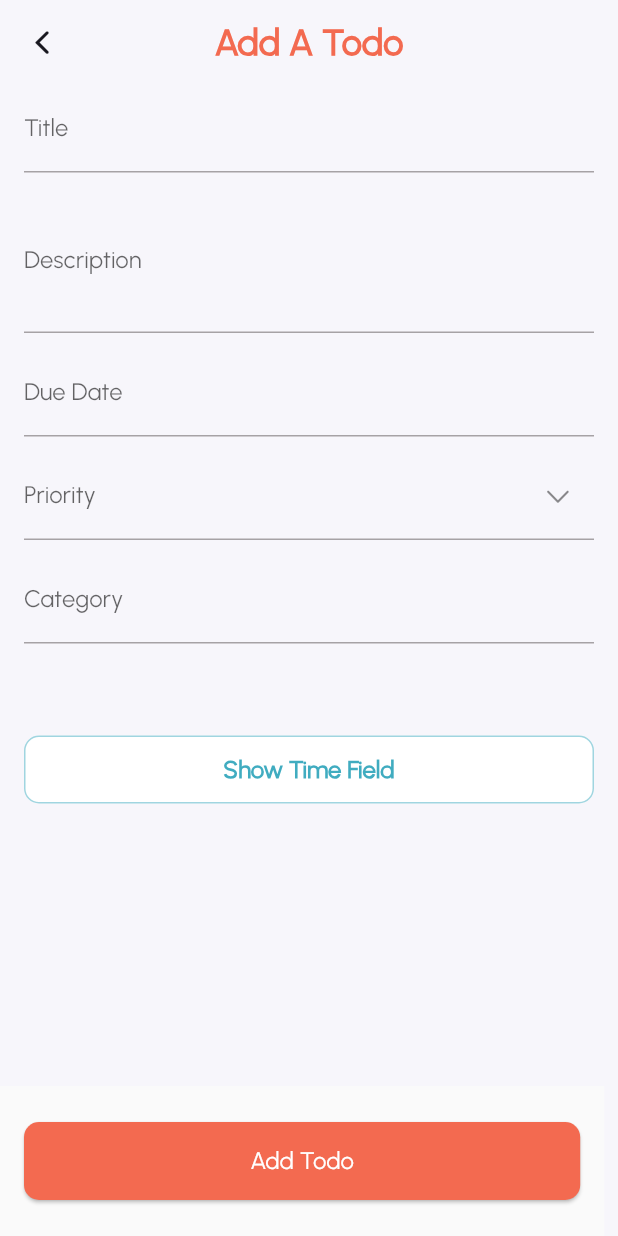
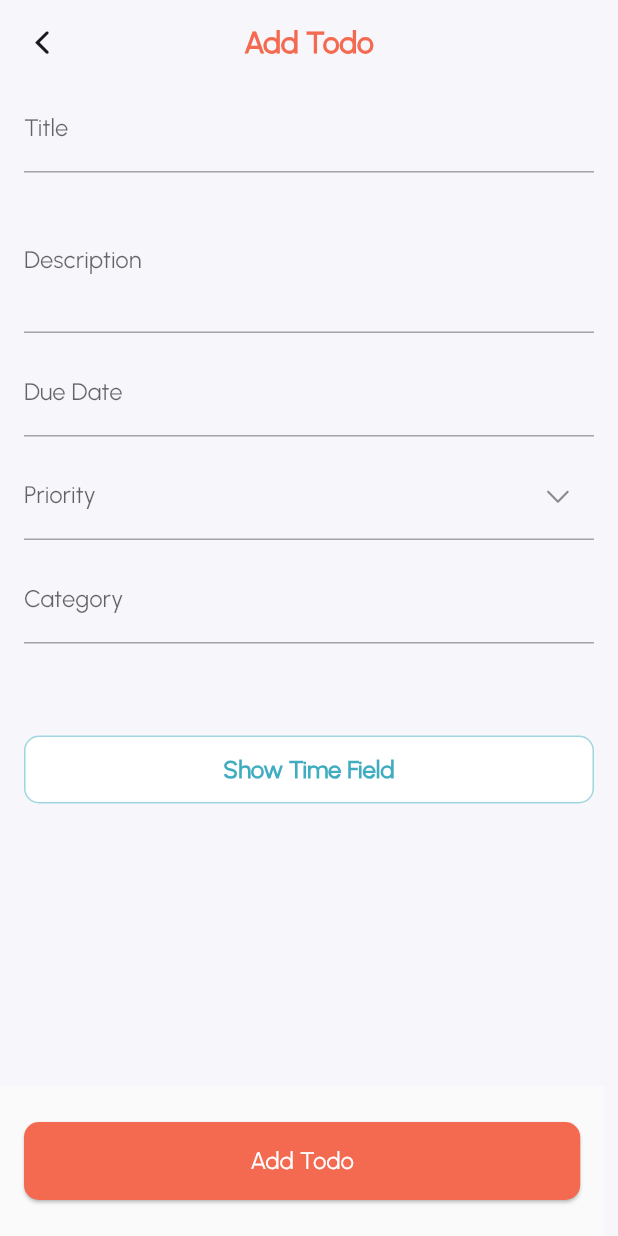
Before and after one commit to Foriwah/todo_application, a Flutter app: the AddTodo screen opened directly, on a phone screen of 412 x 824 dp. Run offline on Flutter 3.47's test engine with Material 3 defaults, Android fonts, the phone set to English and light mode, and no system bars; our stand-ins replace animated_bottom_navigation_bar.

```diff
--- a/lib/main_page.dart
+++ b/lib/main_page.dart
@@ -3,6 +3,7 @@ import 'package:flutter/cupertino.dart';
 import 'package:flutter/material.dart';
 import 'package:my_todo_app/core/utils/custom_colors.dart';
 import 'package:my_todo_app/todo/presentation/pages/add_todo/pages/add_todo.dart';
+import 'package:my_todo_app/todo/presentation/pages/boards/pages/boards.dart';
 import 'package:my_todo_app/todo/presentation/pages/dashboard/pages/dashboard.dart';
 
 class MainPage extends StatefulWidget {
@@ -16,7 +17,7 @@ class _MainPageState extends State<MainPage> {
   List pages = const [
     Dashboard(),
     Dashboard(),
-    Dashboard(),
+    Boards(),
     Dashboard(),
   ];
   int currentIndex = 0;
--- a/lib/todo/presentation/pages/add_todo/pages/add_todo.dart
+++ b/lib/todo/presentation/pages/add_todo/pages/add_todo.dart
@@ -4,6 +4,7 @@ import 'package:intl/intl.dart';
 import 'package:my_todo_app/core/utils/custom_colors.dart';
 import 'package:my_todo_app/core/utils/data_list.dart';
 import 'package:my_todo_app/todo/presentation/widgets/buttons.dart';
+import 'package:my_todo_app/todo/presentation/widgets/custom_app_bar.dart';
 import 'package:my_todo_app/todo/presentation/widgets/custom_formfield.dart';
 import 'package:my_todo_app/todo/presentation/widgets/modal_listtile.dart';
 
@@ -28,27 +29,7 @@ class _AddTodoState extends State<AddTodo> {
     final cs = MediaQuery.of(context).size;
     return Scaffold(
       backgroundColor: CustomColors.background,
-      appBar: AppBar(
-        leading: IconButton(
-          onPressed: () {
-            Navigator.pop(context);
-          },
-          icon: Icon(
-            CupertinoIcons.back,
-            color: CustomColors.genericBlack,
-          ),
-        ),
-        backgroundColor: CustomColors.background,
-        elevation: 0,
-        centerTitle: true,
-        title: Text(
-          'Add A Todo',
-          style: TextStyle(
-              color: CustomColors.primaryColor,
-              fontSize: 24,
-              fontWeight: FontWeight.w600),
-        ),
-      ),
+      appBar: customAppBar(context: context,title: 'Add Todo'),
       body: Padding(
         padding: const EdgeInsets.symmetric(
           horizontal: 16,
--- /dev/null
+++ b/lib/todo/presentation/widgets/custom_app_bar.dart
@@ -0,0 +1,30 @@
+
+import 'package:flutter/cupertino.dart';
+import 'package:flutter/material.dart';
+import 'package:my_todo_app/core/utils/custom_colors.dart';
+
+
+AppBar customAppBar({String? title,required BuildContext context}) {
+
+  return AppBar(
+        leading: IconButton(
+          onPressed: () {
+            Navigator.pop(context);
+          },
+          icon: Icon(
+            CupertinoIcons.back,
+            color: CustomColors.genericBlack,
+          ),
+        ),
+        backgroundColor: CustomColors.background,
+        elevation: 0,
+        centerTitle: true,
+        title: Text(
+          title!,
+          style: TextStyle(
+              color: CustomColors.primaryColor,
+              fontSize: 20,
+              fontWeight: FontWeight.w600),
+        ),
+        );
+}
```
Also changed, not shown: lib/todo/presentation/pages/boards/pages/boards.dart (added, +107 -0 lines).
